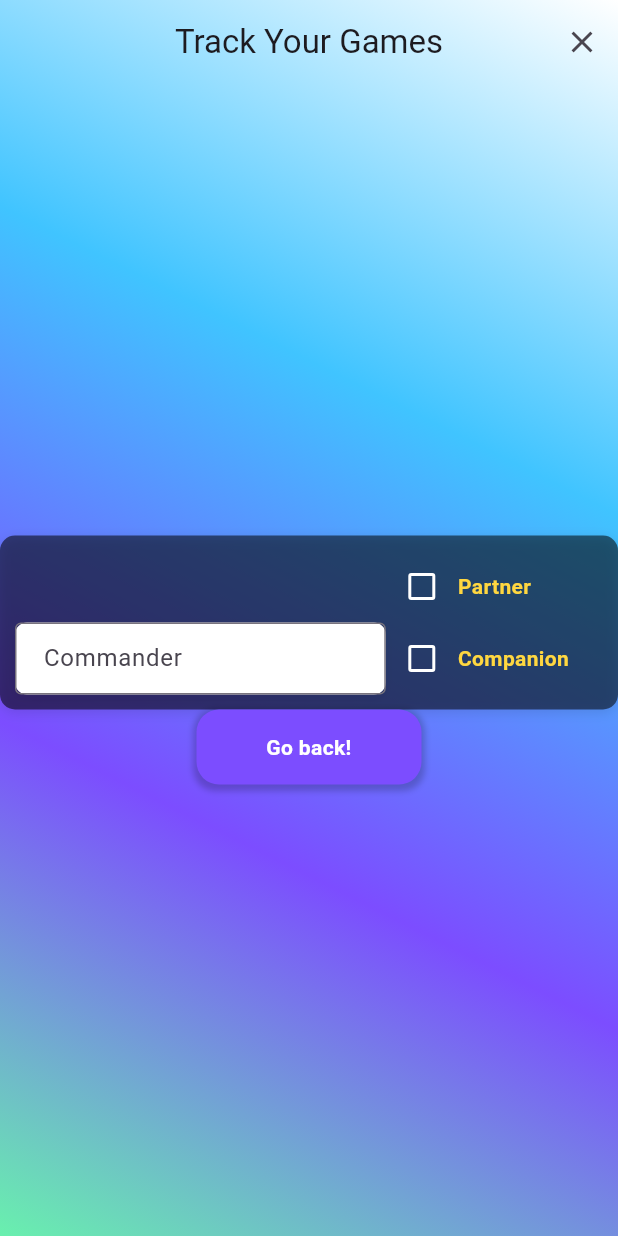
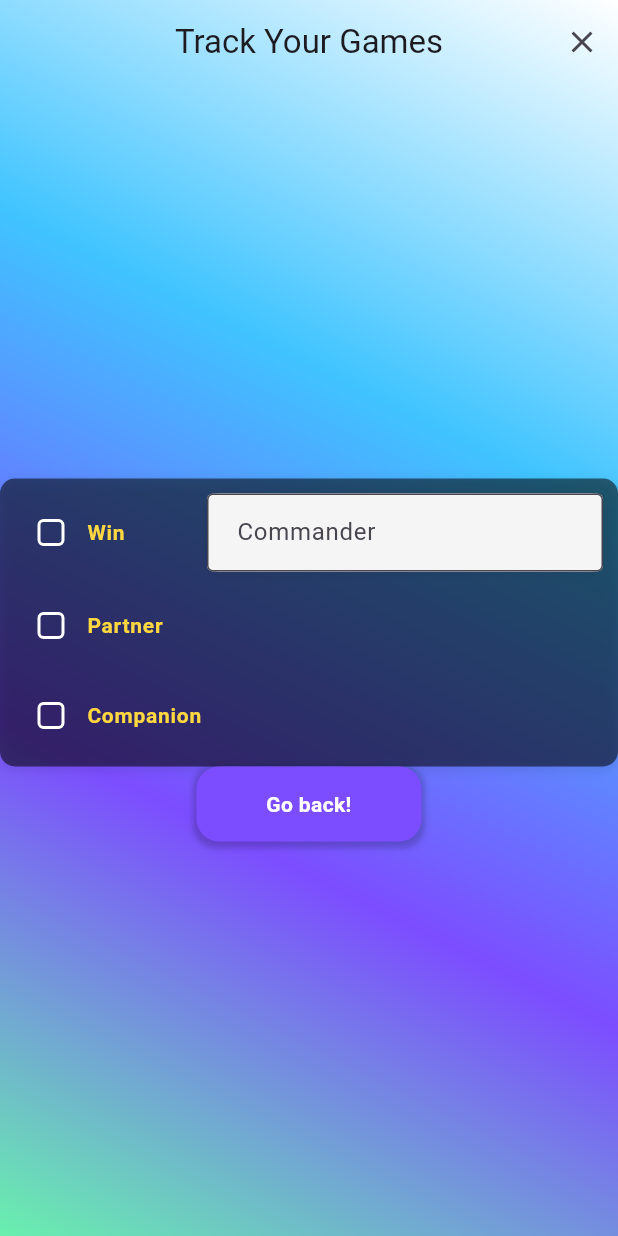
Before and after one commit to ViCTiM89/weatherlight, a Flutter app: the CommanderGamerTracking screen opened directly, on a phone screen of 412 x 824 dp. Run offline on Flutter 3.47's test engine with Material 3 defaults, Android fonts, the phone set to English and light mode, and no system bars; our stand-ins replace wakelock; missing offline and left inert: mongo_dart.

Commit message:
improved visuals -ToDo: OracleText for dungeons

```diff
--- a/lib/widgets/commander_tracker_widget.dart
+++ b/lib/widgets/commander_tracker_widget.dart
@@ -28,8 +28,10 @@ class CommanderTrackerWidget extends StatefulWidget {
 class _CommanderTrackerWidgetState extends State<CommanderTrackerWidget> {
   bool _isPartnerChecked = false;
   bool _isCompanionChecked = false;
+  bool _isWinChecked = false;
   List<String> _commanderSuggestions = [];
   Timer? _debounce;
+  final double _rowBoxHeight = 12;
 
   final TextEditingController _commanderController = TextEditingController();
   final TextEditingController _companionController = TextEditingController();
@@ -44,6 +46,50 @@ class _CommanderTrackerWidgetState extends State<CommanderTrackerWidget> {
         _commanderSuggestions = results;
       });
     });
+  }
+
+  BoxDecoration _inputBoxDecoration() {
+    return BoxDecoration(
+      color: Colors.white,
+      borderRadius: BorderRadius.circular(8),
+      boxShadow: [
+        BoxShadow(
+            color: Colors.black.withOpacity(0.05),
+            blurRadius: 4,
+            offset: const Offset(0, 2))
+      ],
+    );
+  }
+
+  TextStyle _labelStyle() {
+    return const TextStyle(
+      fontSize: 14,
+      fontWeight: FontWeight.w600,
+      color: Colors.amberAccent,
+      letterSpacing: 0.5,
+    );
+  }
+
+  RoundedRectangleBorder _checkboxStyle() {
+    return RoundedRectangleBorder(
+      borderRadius: BorderRadius.circular(4.0),
+    );
+  }
+
+  InputDecoration _textfieldStyle(String labelText) {
+    return InputDecoration(
+      labelText: labelText,
+      border: OutlineInputBorder(),
+      contentPadding: EdgeInsets.symmetric(vertical: 14, horizontal: 16),
+      filled: true,
+      fillColor: Colors.grey[100],
+    );
+  }
+
+  Iterable<String> _commanderOptionsBuilder(TextEditingValue textEditingValue) {
+    if (textEditingValue.text.isEmpty) return const Iterable<String>.empty();
+    return _commanderSuggestions.where((name) =>
+        name.toLowerCase().contains(textEditingValue.text.toLowerCase()));
   }
 
   @override
@@ -67,78 +113,72 @@ class _CommanderTrackerWidgetState extends State<CommanderTrackerWidget> {
       child: Column(
         crossAxisAlignment: CrossAxisAlignment.start,
         children: [
-          // Main Commander Input Field
+          // Main Commander Row
           Row(
             mainAxisAlignment: MainAxisAlignment.start,
-            crossAxisAlignment: CrossAxisAlignment.end,
+            crossAxisAlignment: CrossAxisAlignment.center,
             children: [
-              Container(
+              Checkbox(
+                shape: _checkboxStyle(),
+                side: MaterialStateBorderSide.resolveWith(
+                  (states) => const BorderSide(width: 2.0, color: Colors.white),
+                ),
+                value: _isWinChecked,
+                onChanged: (value) {
+                  setState(() {
+                    _isWinChecked = value!;
+                  });
+                },
+                activeColor: Colors.deepPurpleAccent,
+              ),
+              SizedBox(
+                width: 70,
+                child: Text(
+                  "Win",
+                  style: _labelStyle(),
+                  textAlign: TextAlign.start,
+                ),
+              ),
+              const SizedBox(width: 10),
+              Expanded(
+                child: Container(
                   width: inputFieldWidth,
-                  decoration: BoxDecoration(
-                    color: Colors.white,
-                    borderRadius: BorderRadius.circular(8),
-                    boxShadow: [
-                      BoxShadow(
-                        color: Colors.black.withOpacity(0.05),
-                        blurRadius: 4,
-                        offset: const Offset(0, 2),
-                      ),
-                    ],
-                  ),
+                  decoration: _inputBoxDecoration(),
                   child: Autocomplete<String>(
-                    optionsBuilder: (TextEditingValue textEditingValue) {
-                      if (textEditingValue.text.isEmpty) {
-                        return const Iterable<String>.empty();
-                      }
-                      return _commanderSuggestions.where((name) => name
-                          .toLowerCase()
-                          .contains(textEditingValue.text.toLowerCase()));
-                    },
-                    onSelected: (String selection) {
-                      _commanderController.text = selection;
-                    },
+                    optionsBuilder: _commanderOptionsBuilder,
+                    onSelected: (selection) =>
+                        _commanderController.text = selection,
                     fieldViewBuilder:
                         (context, controller, focusNode, onFieldSubmitted) {
                       controller.text = _commanderController.text;
                       controller.selection = TextSelection.fromPosition(
                         TextPosition(offset: controller.text.length),
                       );
-
                       return TextField(
                         controller: controller,
                         focusNode: focusNode,
-                        decoration: InputDecoration(
-                          labelText: widget.textFieldLabel,
-                          border: const OutlineInputBorder(),
-                          contentPadding: const EdgeInsets.symmetric(
-                            vertical: 10,
-                            horizontal: 15,
-                          ),
-                        ),
+                        decoration: _textfieldStyle(widget.textFieldLabel),
                         onChanged: (text) {
                           _commanderController.text = text;
                           _onSearchChanged(text);
                         },
                       );
                     },
-                  )),
-              Column(
-                mainAxisAlignment: MainAxisAlignment.center,
-                mainAxisSize: MainAxisSize.min,
-                crossAxisAlignment: CrossAxisAlignment.start,
-                children: [
-                  // Partner checkbox and label
+                  ),
+                ),
+              ),
+            ],
+          ),
+          SizedBox(height: _rowBoxHeight),
+          // Partner Row
           Row(
-                    mainAxisSize: MainAxisSize.min,
+            mainAxisAlignment: MainAxisAlignment.start,
             crossAxisAlignment: CrossAxisAlignment.center,
             children: [
               Checkbox(
-                        shape: RoundedRectangleBorder(
-                          borderRadius: BorderRadius.circular(2.0),
-                        ),
+                shape: _checkboxStyle(),
                 side: MaterialStateBorderSide.resolveWith(
-                          (states) =>
-                              const BorderSide(width: 2.0, color: Colors.white),
+                  (states) => const BorderSide(width: 2.0, color: Colors.white),
                 ),
                 value: _isPartnerChecked,
                 onChanged: (value) {
@@ -148,29 +188,51 @@ class _CommanderTrackerWidgetState extends State<CommanderTrackerWidget> {
                 },
                 activeColor: Colors.deepPurpleAccent,
               ),
-                      const Text(
+              SizedBox(
+                width: 70,
+                child: Text(
                   'Partner',
-                        style: TextStyle(
-                          fontSize: 14,
-                          fontWeight: FontWeight.bold,
-                          color: Colors.amberAccent,
+                  style: _labelStyle(),
+                  textAlign: TextAlign.start,
                 ),
-                        textAlign: TextAlign.center,
+              ),
+              const SizedBox(width: 10),
+              Expanded(
+                child: _isPartnerChecked
+                    ? Container(
+                        width: inputFieldWidth,
+                        decoration: _inputBoxDecoration(),
+                        child: Autocomplete<String>(
+                          optionsBuilder: _commanderOptionsBuilder,
+                          onSelected: (String selection) {
+                            _partnerController.text = selection;
+                          },
+                          fieldViewBuilder: (context, controller, focusNode,
+                              onFieldSubmitted) {
+                            return TextField(
+                              controller: controller,
+                              focusNode: focusNode,
+                              decoration:
+                                  _textfieldStyle(widget.optionalTextLabel),
+                              onSubmitted: (value) => onFieldSubmitted(),
+                            );
+                          },
+                        ),
+                      )
+                    : const SizedBox(),
               ),
             ],
           ),
-                  // Companion checkbox and label
+          SizedBox(height: _rowBoxHeight),
+          // Companion Row
           Row(
-                    mainAxisSize: MainAxisSize.min,
+            mainAxisAlignment: MainAxisAlignment.start,
             crossAxisAlignment: CrossAxisAlignment.center,
             children: [
               Checkbox(
-                        shape: RoundedRectangleBorder(
-                          borderRadius: BorderRadius.circular(2.0),
-                        ),
+                shape: _checkboxStyle(),
                 side: MaterialStateBorderSide.resolveWith(
-                          (states) =>
-                              const BorderSide(width: 2.0, color: Colors.white),
+                  (states) => const BorderSide(width: 2.0, color: Colors.white),
                 ),
                 value: _isCompanionChecked,
                 onChanged: (value) {
@@ -180,112 +242,39 @@ class _CommanderTrackerWidgetState extends State<CommanderTrackerWidget> {
                 },
                 activeColor: Colors.deepPurpleAccent,
               ),
-                      const Text(
+              SizedBox(
+                width: 80,
+                child: Text(
                   "Companion",
-                        style: TextStyle(
-                          fontSize: 14,
-                          fontWeight: FontWeight.bold,
-                          color: Colors.amberAccent,
+                  style: _labelStyle(),
+                  textAlign: TextAlign.start,
                 ),
-                        textAlign: TextAlign.center,
               ),
-                    ],
-                  ),
-                ],
-              ),
-            ],
-          ),
-
-          // Partner Input Field (only shown if checked)
-          if (_isPartnerChecked)
-            Container(
+              Expanded(
+                child: _isCompanionChecked
+                    ? Container(
                         width: inputFieldWidth,
-              decoration: BoxDecoration(
-                color: Colors.white,
-                borderRadius: BorderRadius.circular(8),
-                boxShadow: [
-                  BoxShadow(
-                    color: Colors.black.withOpacity(0.05),
-                    blurRadius: 4,
-                    offset: const Offset(0, 2),
-                  ),
-                ],
-              ),
+                        decoration: _inputBoxDecoration(),
                         child: Autocomplete<String>(
-                optionsBuilder: (TextEditingValue textEditingValue) {
-                  if (textEditingValue.text.isEmpty) {
-                    return const Iterable<String>.empty();
-                  }
-                  return widget.partnerAutofillNames.where((name) => name
-                      .toLowerCase()
-                      .contains(textEditingValue.text.toLowerCase()));
+                          optionsBuilder: _commanderOptionsBuilder,
+                          onSelected: (String selection) {
+                            _companionController.text = selection;
                           },
-                onSelected: (String selection) {
-                  _partnerController.text = selection;
-                },
-                fieldViewBuilder:
-                    (context, controller, focusNode, onFieldSubmitted) {
+                          fieldViewBuilder: (context, controller, focusNode,
+                              onFieldSubmitted) {
                             return TextField(
                               controller: controller,
                               focusNode: focusNode,
-                    decoration: InputDecoration(
-                      labelText: widget.optionalTextLabel,
-                      border: const OutlineInputBorder(),
-                      contentPadding: const EdgeInsets.symmetric(
-                        vertical: 10,
-                        horizontal: 15,
-                      ),
-                    ),
+                              decoration:
+                                  _textfieldStyle(widget.companionTextLabel),
                               onSubmitted: (value) => onFieldSubmitted(),
                             );
                           },
                         ),
-            ),
-
-          // Companion Input Field (only shown if checked)
-          if (_isCompanionChecked)
-            Container(
-              width: inputFieldWidth,
-              decoration: BoxDecoration(
-                color: Colors.white,
-                borderRadius: BorderRadius.circular(8),
-                boxShadow: [
-                  BoxShadow(
-                    color: Colors.black.withOpacity(0.05),
-                    blurRadius: 4,
-                    offset: const Offset(0, 2),
+                      )
+                    : const SizedBox(),
               ),
             ],
-              ),
-              child: Autocomplete<String>(
-                optionsBuilder: (TextEditingValue textEditingValue) {
-                  if (textEditingValue.text.isEmpty) {
-                    return const Iterable<String>.empty();
-                  }
-                  return widget.companionAutofillNames.where((name) => name
-                      .toLowerCase()
-                      .contains(textEditingValue.text.toLowerCase()));
-                },
-                onSelected: (String selection) {
-                  _companionController.text = selection;
-                },
-                fieldViewBuilder:
-                    (context, controller, focusNode, onFieldSubmitted) {
-                  return TextField(
-                    controller: controller,
-                    focusNode: focusNode,
-                    decoration: InputDecoration(
-                      labelText: widget.companionTextLabel,
-                      border: const OutlineInputBorder(),
-                      contentPadding: const EdgeInsets.symmetric(
-                        vertical: 10,
-                        horizontal: 15,
-                      ),
-                    ),
-                    onSubmitted: (value) => onFieldSubmitted(),
-                  );
-                },
-              ),
           ),
         ],
       ),
```
Lines whose indentation alone changed are shown as unchanged.
